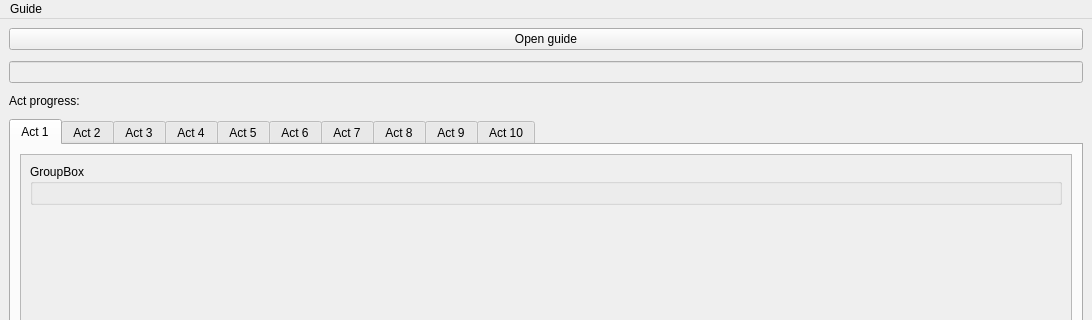
First picture: the form in generated/form_main.ui, repository Doberm4n/POELevelingGuide, before the edit; both pictures show x 0 to 1092 and y 0 to 320 of the 1092 by 825 pixel window.
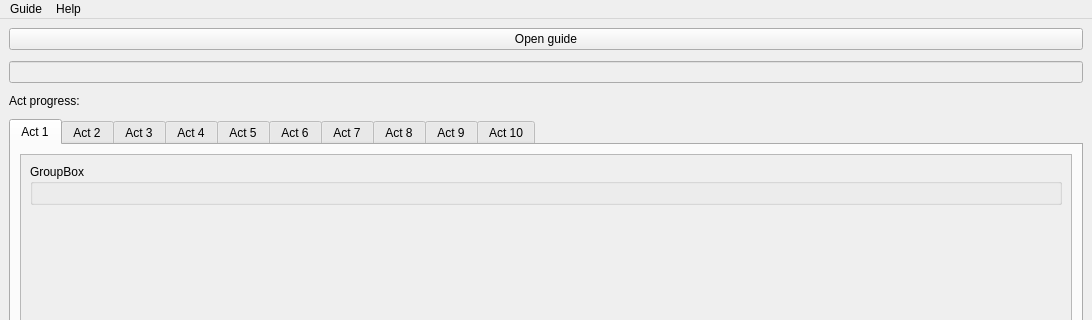
Second picture: the form after the edit.

The edit to the form file:
```diff
--- a/generated/form_main.ui
+++ b/generated/form_main.ui
@@ -556,7 +556,14 @@
     <addaction name="actionOpen"/>
     <addaction name="menuReset_progress"/>
    </widget>
+   <widget class="QMenu" name="menuHelp">
+    <property name="title">
+     <string>Help</string>
+    </property>
+    <addaction name="actionAbout"/>
+   </widget>
    <addaction name="menuGuide"/>
+   <addaction name="menuHelp"/>
   </widget>
   <widget class="QStatusBar" name="statusbar"/>
   <action name="actionOpen">
```
Left out of the diff: 7 changed lines with no effect on the pictures.
